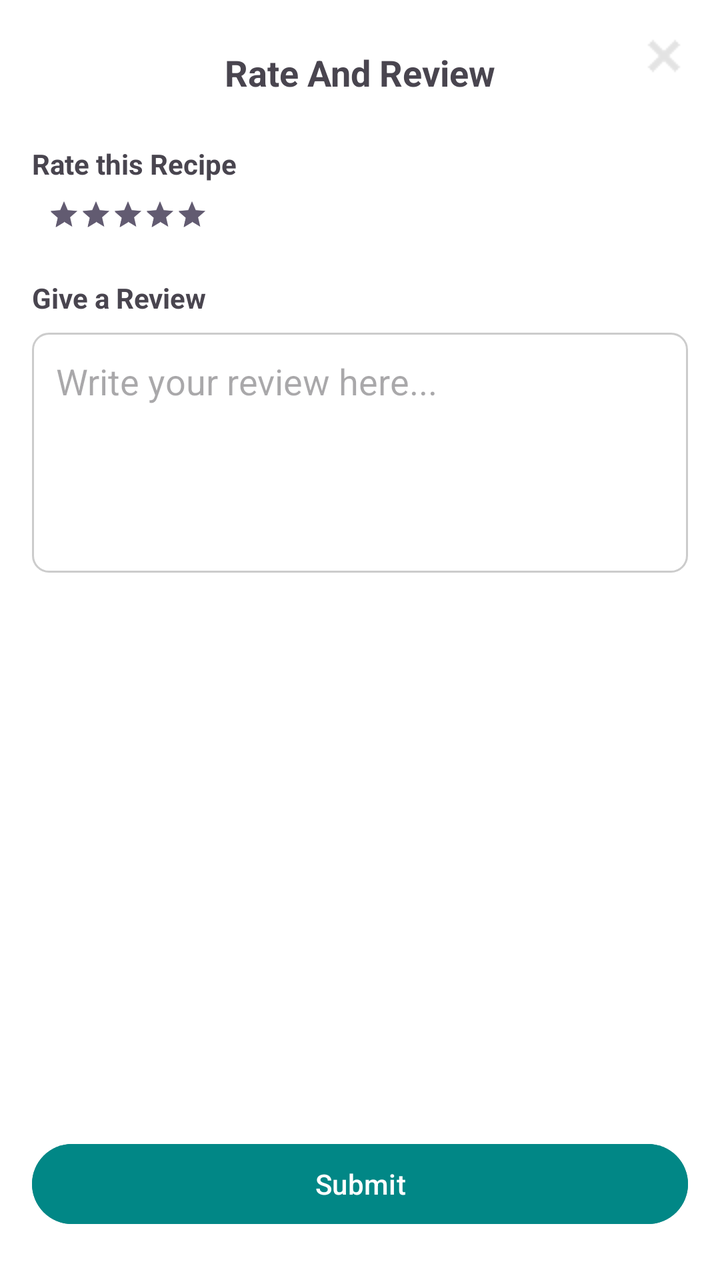
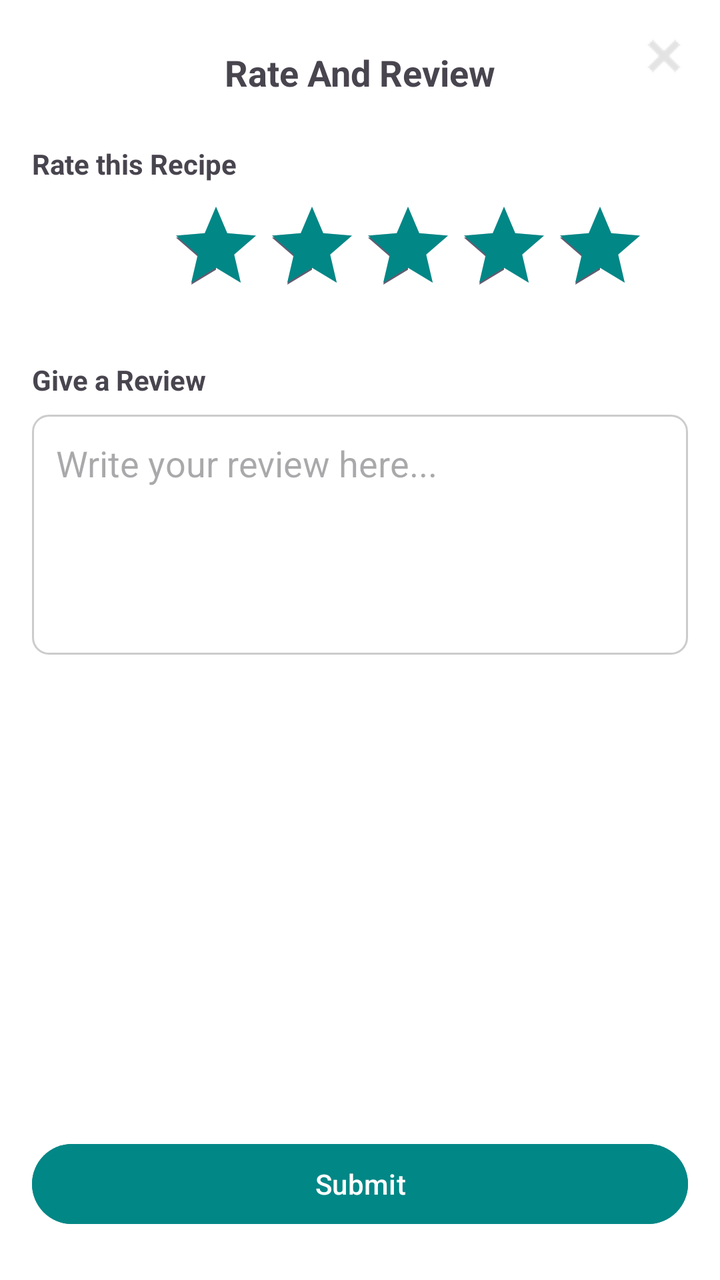

An Android layout rendered at two revisions. The XML below is the earlier revision; the diff shows what the commit changed to produce the second picture.
<!-- AndroidManifest.xml: application theme Theme.AppXemPhim -->
<!-- res/layout/popup_rating.xml -->
<?xml version="1.0" encoding="utf-8"?>
<androidx.constraintlayout.widget.ConstraintLayout xmlns:android="http://schemas.android.com/apk/res/android"
    xmlns:app="http://schemas.android.com/apk/res-auto"
    android:layout_width="match_parent"
    android:layout_height="0dp"
    android:layout_gravity="bottom"
    android:background="@android:color/white"
    android:padding="16dp">

    
    <ImageView
        android:id="@+id/btnClose"
        android:layout_width="24dp"
        android:layout_height="24dp"
        android:src="@drawable/close"
        app:layout_constraintEnd_toEndOf="parent"
        app:layout_constraintTop_toTopOf="parent"/>

    
    <TextView
        android:id="@+id/tvTitle"
        android:layout_width="wrap_content"
        android:layout_height="wrap_content"
        android:text="Rate And Review"
        android:textStyle="bold"
        android:textSize="18sp"
        app:layout_constraintTop_toTopOf="parent"
        app:layout_constraintStart_toStartOf="parent"
        app:layout_constraintEnd_toEndOf="parent"
        android:layout_marginTop="8dp"/>

    
    <TextView
        android:id="@+id/tvRate"
        android:layout_width="wrap_content"
        android:layout_height="wrap_content"
        android:text="Rate this Recipe"
        android:textStyle="bold"
        android:textSize="14sp"
        app:layout_constraintTop_toBottomOf="@id/tvTitle"
        app:layout_constraintStart_toStartOf="parent"
        android:layout_marginTop="24dp"/>

    
    <RatingBar
        android:id="@+id/ratingBar"
        android:layout_width="wrap_content"
        android:layout_height="wrap_content"
        android:numStars="5"
        android:stepSize="1"
        android:layout_marginStart="8dp"
        android:layout_marginTop="8dp"
        android:rating="5"
        style="?android:attr/ratingBarStyleSmall"
        app:layout_constraintTop_toBottomOf="@id/tvRate"
        app:layout_constraintStart_toStartOf="parent"/>

    
    <TextView
        android:id="@+id/tvReview"
        android:layout_width="wrap_content"
        android:layout_height="wrap_content"
        android:text="Give a Review"
        android:textSize="14sp"
        android:textStyle="bold"
        app:layout_constraintTop_toBottomOf="@id/ratingBar"
        app:layout_constraintStart_toStartOf="parent"
        android:layout_marginTop="24dp"/>

    
    <EditText
        android:id="@+id/etReview"
        android:layout_width="0dp"
        android:layout_height="120dp"
        android:hint="Write your review here..."
        android:background="@drawable/bg_edittext"
        android:padding="12dp"
        android:gravity="top"
        android:inputType="textMultiLine"
        app:layout_constraintTop_toBottomOf="@id/tvReview"
        app:layout_constraintStart_toStartOf="parent"
        app:layout_constraintEnd_toEndOf="parent"
        android:layout_marginTop="8dp"/>

    
    <Button
        android:id="@+id/btnSubmit"
        android:layout_width="0dp"
        android:layout_height="48dp"
        android:text="Submit"
        android:backgroundTint="@color/teal_700"
        android:textColor="@android:color/white"
        app:layout_constraintBottom_toBottomOf="parent"
        app:layout_constraintStart_toStartOf="parent"
        app:layout_constraintEnd_toEndOf="parent"
        android:layout_marginTop="24dp"
        android:layout_marginBottom="8dp"/>

</androidx.constraintlayout.widget.ConstraintLayout>
<!-- resources referenced by this layout -->
<resources>
  <color name="teal_700">#018786</color>
  <!-- drawable bg_edittext (drawable) -->
  <?xml version="1.0" encoding="utf-8"?>
  <shape xmlns:android="http://schemas.android.com/apk/res/android"
      android:shape="rectangle">
  
      
      <solid android:color="@android:color/white" />
  
      
      <corners android:radius="8dp" />
  
      
      <stroke
          android:width="1dp"
          android:color="#CCCCCC" />
  </shape>
  <!-- drawable close: png bitmap (drawable, 240 bytes) -->
  <style name="Theme.AppXemPhim" parent="Base.Theme.AppXemPhim" />
  <style name="Base.Theme.AppXemPhim" parent="Theme.Material3.DayNight.NoActionBar">
          
          
      </style>
</resources>

<!-- the commit's change to res/layout/popup_rating.xml (unified diff, before → after) -->
@@ -2,11 +2,10 @@
 <androidx.constraintlayout.widget.ConstraintLayout xmlns:android="http://schemas.android.com/apk/res/android"
     xmlns:app="http://schemas.android.com/apk/res-auto"
     android:layout_width="match_parent"
-    android:layout_height="0dp"
+    android:layout_height="wrap_content"
     android:layout_gravity="bottom"
     android:background="@android:color/white"
     android:padding="16dp">
-
     
     <ImageView
         android:id="@+id/btnClose"
@@ -42,20 +41,21 @@
         android:layout_marginTop="24dp"/>
 
     
+
+    
     <RatingBar
         android:id="@+id/ratingBar"
         android:layout_width="wrap_content"
         android:layout_height="wrap_content"
+        android:layout_marginStart="68dp"
+        android:layout_marginTop="8dp"
         android:numStars="5"
+        android:progressTint="@color/teal_700"
+        android:rating="5"
         android:stepSize="1"
-        android:layout_marginStart="8dp"
-        android:layout_marginTop="8dp"
-        android:rating="5"
-        style="?android:attr/ratingBarStyleSmall"
-        app:layout_constraintTop_toBottomOf="@id/tvRate"
-        app:layout_constraintStart_toStartOf="parent"/>
+        app:layout_constraintStart_toStartOf="parent"
+        app:layout_constraintTop_toBottomOf="@id/tvRate" />
 
-    
     <TextView
         android:id="@+id/tvReview"
         android:layout_width="wrap_content"
@@ -94,6 +94,6 @@
         app:layout_constraintStart_toStartOf="parent"
         app:layout_constraintEnd_toEndOf="parent"
         android:layout_marginTop="24dp"
-        android:layout_marginBottom="8dp"/>
+        android:layout_marginBottom="8dp" />
 
 </androidx.constraintlayout.widget.ConstraintLayout>
